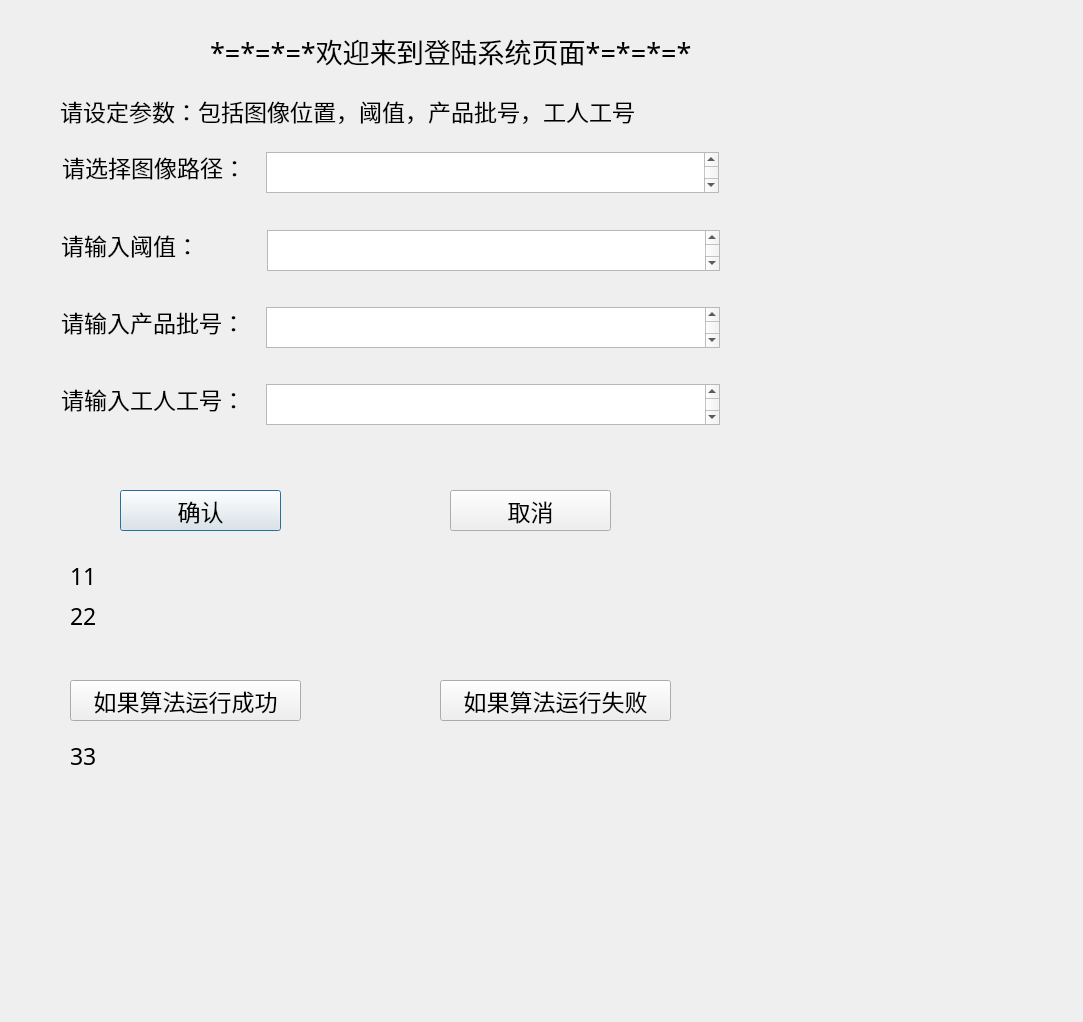
Above: QT_Designer/login.ui from SimonWicre/IndustryDemo before the change. Below: the same form after it.
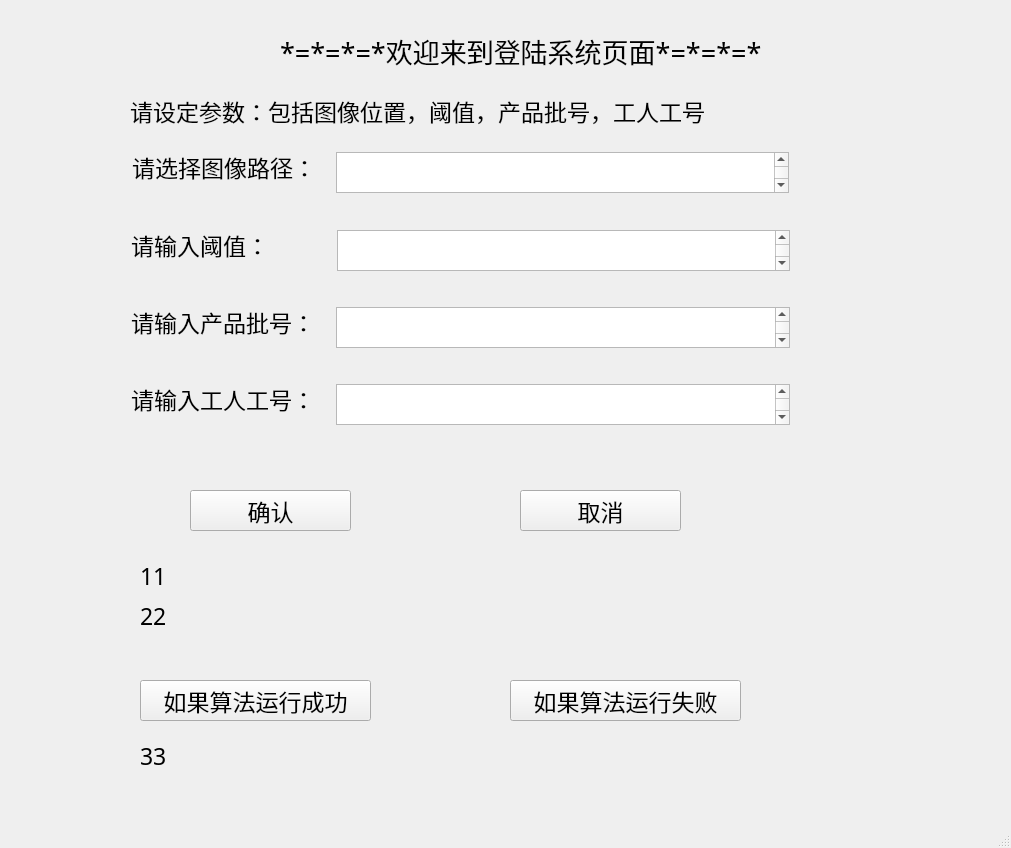
That is the form after the change.

Diff of the .ui file:
```diff
--- a/QT_Designer/login.ui
+++ b/QT_Designer/login.ui
@@ -1,52 +1,61 @@
 <?xml version="1.0" encoding="UTF-8"?>
 <ui version="4.0">
- <class>Dialog</class>
- <widget class="QDialog" name="Dialog">
+ <class>MainWindow</class>
+ <widget class="QMainWindow" name="MainWindow">
   <property name="geometry">
    <rect>
     <x>0</x>
     <y>0</y>
-    <width>1083</width>
-    <height>1022</height>
+    <width>1011</width>
+    <height>848</height>
    </rect>
   </property>
-  <property name="font">
-   <font>
-    <pointsize>17</pointsize>
-   </font>
-  </property>
   <property name="windowTitle">
    <string>Dialog</string>
   </property>
-  <widget class="QLabel" name="label">
+  <widget class="QWidget" name="centralwidget">
+   <widget class="QPushButton" name="ifFailButton">
    <property name="geometry">
     <rect>
-     <x>210</x>
-     <y>30</y>
-     <width>501</width>
+      <x>510</x>
+      <y>680</y>
+      <width>231</width>
      <height>41</height>
     </rect>
    </property>
    <property name="font">
     <font>
      <family>Microsoft YaHei</family>
-     <pointsize>20</pointsize>
+      <pointsize>17</pointsize>
     </font>
    </property>
    <property name="text">
-    <string>*=*=*=*欢迎来到登陆系统页面*=*=*=*</string>
-   </property>
-   <property name="textFormat">
-    <enum>Qt::AutoText</enum>
-   </property>
-   <property name="scaledContents">
-    <bool>true</bool>
+     <string>如果算法运行失败</string>
+    </property>
+   </widget>
+   <widget class="QLabel" name="ifSuccessOrFailLabel">
+    <property name="geometry">
+     <rect>
+      <x>140</x>
+      <y>740</y>
+      <width>641</width>
+      <height>31</height>
+     </rect>
+    </property>
+    <property name="font">
+     <font>
+      <family>Microsoft YaHei</family>
+      <pointsize>17</pointsize>
+     </font>
+    </property>
+    <property name="text">
+     <string>33</string>
    </property>
   </widget>
   <widget class="QLabel" name="label_2">
    <property name="geometry">
     <rect>
-     <x>60</x>
+      <x>130</x>
      <y>90</y>
      <width>601</width>
      <height>41</height>
@@ -62,10 +71,48 @@
     <string>请设定参数：包括图像位置，阈值，产品批号，工人工号</string>
    </property>
   </widget>
+   <widget class="QPushButton" name="confirmButton">
+    <property name="geometry">
+     <rect>
+      <x>190</x>
+      <y>490</y>
+      <width>161</width>
+      <height>41</height>
+     </rect>
+    </property>
+    <property name="font">
+     <font>
+      <family>Microsoft YaHei</family>
+      <pointsize>17</pointsize>
+     </font>
+    </property>
+    <property name="text">
+     <string>确认</string>
+    </property>
+   </widget>
+   <widget class="QPushButton" name="ifSuccessButton">
+    <property name="geometry">
+     <rect>
+      <x>140</x>
+      <y>680</y>
+      <width>231</width>
+      <height>41</height>
+     </rect>
+    </property>
+    <property name="font">
+     <font>
+      <family>Microsoft YaHei</family>
+      <pointsize>17</pointsize>
+     </font>
+    </property>
+    <property name="text">
+     <string>如果算法运行成功</string>
+    </property>
+   </widget>
   <widget class="QLabel" name="label_3">
    <property name="geometry">
     <rect>
-     <x>62</x>
+      <x>132</x>
      <y>152</y>
      <width>198</width>
      <height>30</height>
@@ -81,45 +128,10 @@
     <string>请选择图像路径：  </string>
    </property>
   </widget>
-  <widget class="QTextEdit" name="pathInput">
-   <property name="geometry">
-    <rect>
-     <x>266</x>
-     <y>152</y>
-     <width>453</width>
-     <height>41</height>
-    </rect>
-   </property>
-   <property name="font">
-    <font>
-     <family>Microsoft YaHei</family>
-     <pointsize>17</pointsize>
-    </font>
-   </property>
-  </widget>
-  <widget class="QLabel" name="label_4">
-   <property name="geometry">
-    <rect>
-     <x>61</x>
-     <y>230</y>
-     <width>201</width>
-     <height>30</height>
-    </rect>
-   </property>
-   <property name="font">
-    <font>
-     <family>Microsoft YaHei</family>
-     <pointsize>17</pointsize>
-    </font>
-   </property>
-   <property name="text">
-    <string>请输入阈值：         </string>
-   </property>
-  </widget>
   <widget class="QTextEdit" name="yuzhiInput">
    <property name="geometry">
     <rect>
-     <x>267</x>
+      <x>337</x>
      <y>230</y>
      <width>453</width>
      <height>41</height>
@@ -132,10 +144,42 @@
     </font>
    </property>
   </widget>
+   <widget class="QTextEdit" name="personNumInput">
+    <property name="geometry">
+     <rect>
+      <x>336</x>
+      <y>384</y>
+      <width>454</width>
+      <height>41</height>
+     </rect>
+    </property>
+    <property name="font">
+     <font>
+      <family>Microsoft YaHei</family>
+      <pointsize>17</pointsize>
+     </font>
+    </property>
+   </widget>
+   <widget class="QTextEdit" name="pathInput">
+    <property name="geometry">
+     <rect>
+      <x>336</x>
+      <y>152</y>
+      <width>453</width>
+      <height>41</height>
+     </rect>
+    </property>
+    <property name="font">
+     <font>
+      <family>Microsoft YaHei</family>
+      <pointsize>17</pointsize>
+     </font>
+    </property>
+   </widget>
   <widget class="QLabel" name="label_5">
    <property name="geometry">
     <rect>
-     <x>61</x>
+      <x>131</x>
      <y>307</y>
      <width>184</width>
      <height>30</height>
@@ -151,10 +195,35 @@
     <string>请输入产品批号：</string>
    </property>
   </widget>
+   <widget class="QLabel" name="label">
+    <property name="geometry">
+     <rect>
+      <x>280</x>
+      <y>30</y>
+      <width>501</width>
+      <height>41</height>
+     </rect>
+    </property>
+    <property name="font">
+     <font>
+      <family>Microsoft YaHei</family>
+      <pointsize>20</pointsize>
+     </font>
+    </property>
+    <property name="text">
+     <string>*=*=*=*欢迎来到登陆系统页面*=*=*=*</string>
+    </property>
+    <property name="textFormat">
+     <enum>Qt::AutoText</enum>
+    </property>
+    <property name="scaledContents">
+     <bool>true</bool>
+    </property>
+   </widget>
   <widget class="QTextEdit" name="productNumInput">
    <property name="geometry">
     <rect>
-     <x>266</x>
+      <x>336</x>
      <y>307</y>
      <width>454</width>
      <height>41</height>
@@ -170,7 +239,7 @@
   <widget class="QLabel" name="label_6">
    <property name="geometry">
     <rect>
-     <x>61</x>
+      <x>131</x>
      <y>384</y>
      <width>184</width>
      <height>30</height>
@@ -186,45 +255,10 @@
     <string>请输入工人工号：</string>
    </property>
   </widget>
-  <widget class="QTextEdit" name="personNumInput">
-   <property name="geometry">
-    <rect>
-     <x>266</x>
-     <y>384</y>
-     <width>454</width>
-     <height>41</height>
-    </rect>
-   </property>
-   <property name="font">
-    <font>
-     <family>Microsoft YaHei</family>
-     <pointsize>17</pointsize>
-    </font>
-   </property>
-  </widget>
-  <widget class="QPushButton" name="confirmButton">
-   <property name="geometry">
-    <rect>
-     <x>120</x>
-     <y>490</y>
-     <width>161</width>
-     <height>41</height>
-    </rect>
-   </property>
-   <property name="font">
-    <font>
-     <family>Microsoft YaHei</family>
-     <pointsize>17</pointsize>
-    </font>
-   </property>
-   <property name="text">
-    <string>确认</string>
-   </property>
-  </widget>
   <widget class="QPushButton" name="cancelButton">
    <property name="geometry">
     <rect>
-     <x>450</x>
+      <x>520</x>
      <y>490</y>
      <width>161</width>
      <height>41</height>
@@ -240,13 +274,13 @@
     <string>取消</string>
    </property>
   </widget>
-  <widget class="QLabel" name="inputCompleteLabel">
+   <widget class="QLabel" name="label_4">
    <property name="geometry">
     <rect>
-     <x>70</x>
-     <y>560</y>
-     <width>641</width>
-     <height>31</height>
+      <x>131</x>
+      <y>230</y>
+      <width>201</width>
+      <height>30</height>
     </rect>
    </property>
    <property name="font">
@@ -256,13 +290,13 @@
     </font>
    </property>
    <property name="text">
-    <string>11</string>
+     <string>请输入阈值：         </string>
    </property>
   </widget>
   <widget class="QLabel" name="inputCompleteLabel_2">
    <property name="geometry">
     <rect>
-     <x>70</x>
+      <x>140</x>
      <y>600</y>
      <width>641</width>
      <height>31</height>
@@ -278,49 +312,11 @@
     <string>22</string>
    </property>
   </widget>
-  <widget class="QPushButton" name="ifSuccessButton">
+   <widget class="QLabel" name="inputCompleteLabel">
    <property name="geometry">
     <rect>
-     <x>70</x>
-     <y>680</y>
-     <width>231</width>
-     <height>41</height>
-    </rect>
-   </property>
-   <property name="font">
-    <font>
-     <family>Microsoft YaHei</family>
-     <pointsize>17</pointsize>
-    </font>
-   </property>
-   <property name="text">
-    <string>如果算法运行成功</string>
-   </property>
-  </widget>
-  <widget class="QPushButton" name="ifFailButton">
-   <property name="geometry">
-    <rect>
-     <x>440</x>
-     <y>680</y>
-     <width>231</width>
-     <height>41</height>
-    </rect>
-   </property>
-   <property name="font">
-    <font>
-     <family>Microsoft YaHei</family>
-     <pointsize>17</pointsize>
-    </font>
-   </property>
-   <property name="text">
-    <string>如果算法运行失败</string>
-   </property>
-  </widget>
-  <widget class="QLabel" name="ifSuccessOrFailLabel">
-   <property name="geometry">
-    <rect>
-     <x>70</x>
-     <y>740</y>
+      <x>140</x>
+      <y>560</y>
      <width>641</width>
      <height>31</height>
     </rect>
@@ -332,9 +328,21 @@
     </font>
    </property>
    <property name="text">
-    <string>33</string>
-   </property>
-  </widget>
+     <string>11</string>
+    </property>
+   </widget>
+  </widget>
+  <widget class="QMenuBar" name="menubar">
+   <property name="geometry">
+    <rect>
+     <x>0</x>
+     <y>0</y>
+     <width>1011</width>
+     <height>22</height>
+    </rect>
+   </property>
+  </widget>
+  <widget class="QStatusBar" name="statusbar"/>
  </widget>
  <resources/>
  <connections/>
```
Left out of the diff: 2 changed lines with no effect on the pictures. Lines whose indentation alone changed are shown as unchanged.
